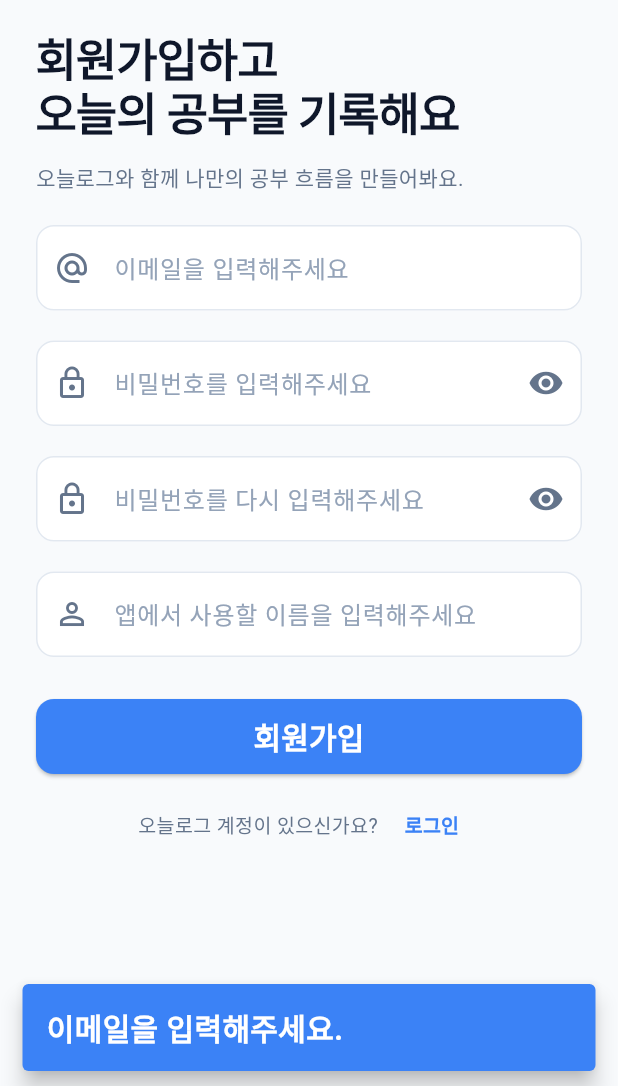
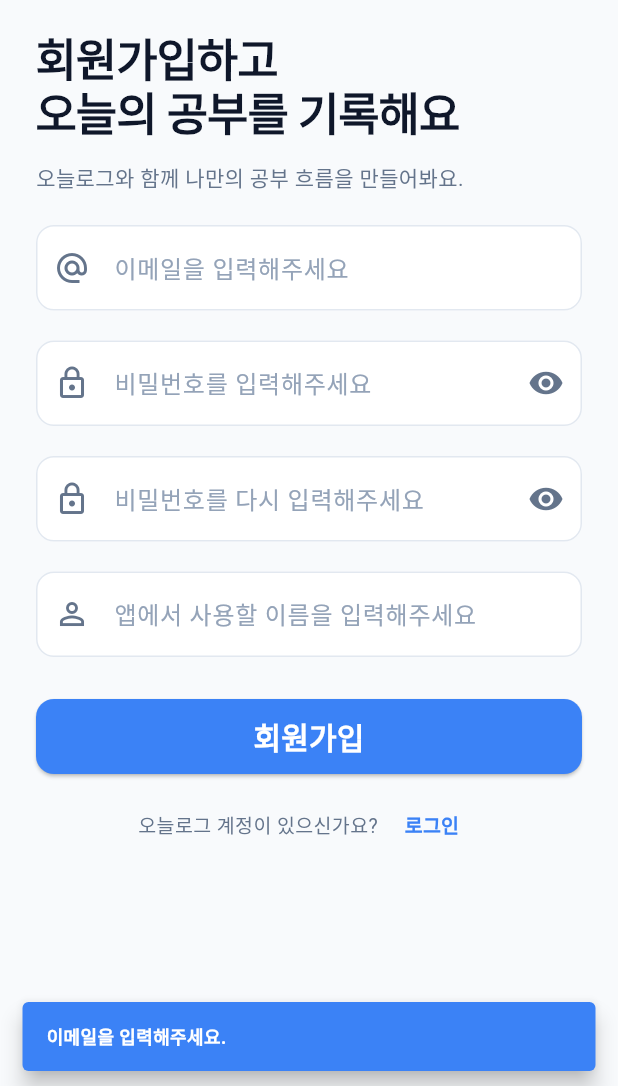
Before and after one commit to sky688372-wq/day_log, a Flutter app: the SignUpScreen screen opened directly, after a tap on "회원가입", on a phone screen of 412 x 824 dp, the part 150-1236 px from its top. Run offline on Flutter 3.47's test engine with Material 3 defaults, Android fonts, the phone set to English and light mode, and no system bars; our stand-ins replace dio, flutter_secure_storage, smooth_page_indicator; accounts and stored records are empty.

Commit message:
refactor: 공통 스낵바 및 이메일 검증 함수 회원 가입 화면에 적용

```diff
--- a/lib/screens/auth/sign_up_screen.dart
+++ b/lib/screens/auth/sign_up_screen.dart
@@ -1,5 +1,7 @@
 import 'package:day_log/core/services/api_service.dart';
 import 'package:day_log/core/theme/app_color.dart';
+import 'package:day_log/core/utils/snack_bar_helper.dart';
+import 'package:day_log/core/utils/validators.dart';
 import 'package:flutter/material.dart';
 
 class SignUpScreen extends StatefulWidget {
@@ -26,99 +28,54 @@ class _SignUpScreenState extends State<SignUpScreen> {
 
   // 회원 가입 함수
   Future<void> tryResister() async {
-    //중복 요청 방지
+    // 1. 중복 요청 방지
     if (_isLoading) return;
 
+    // 2. 입력값 읽기
     final String email = _emailCtrl.text.trim();
     final String password = _passwordCtrl.text;
     final String passwordCheck = _passwordCheckCtrl.text;
     final String name = _nameCtrl.text.trim();
 
-    // 정보를 전부 입력했는지 유효성 검사
-    // todo 스낵바 표시하는 거 전부 다 공통 함수로 최적화하기
-
-    // 이메일 입력했는지 검사
-    // todo 나중에 정규식도 추가해서 이메일 유효성 검사 확인하기 -> 공통 함수로
+    // 3. 이메일 입력 여부 및 형식 검사
     if (email.isEmpty) {
-      ScaffoldMessenger.of(context).clearSnackBars();
-      ScaffoldMessenger.of(context).showSnackBar(
-        const SnackBar(
-          backgroundColor: AppColor.primary,
-          behavior: SnackBarBehavior.floating,
-          content: Text(
-            "이메일을 입력해주세요.",
-            style: TextStyle(
-              fontSize: 20,
-              fontWeight: FontWeight.bold,
-              color: AppColor.onPrimary,
-            ),
-          ),
-        ),
-      );
+      SnackBarHelper.show(context, '이메일을 입력해주세요.');
       return;
     }
 
-    // 비밀번호 입력했는지 검사
-    if (password.isEmpty) {
-      ScaffoldMessenger.of(context).clearSnackBars();
-      ScaffoldMessenger.of(context).showSnackBar(
-        const SnackBar(
-          backgroundColor: AppColor.primary,
-          behavior: SnackBarBehavior.floating,
-          content: Text(
-            "비밀번호를 입력해주세요.",
-            style: TextStyle(
-              fontSize: 20,
-              fontWeight: FontWeight.bold,
-              color: AppColor.onPrimary,
-            ),
-          ),
-        ),
-      );
+    if (!Validators.isValidEmail(email)) {
+      SnackBarHelper.show(context, '올바른 이메일 형식을 입력해주세요.');
       return;
     }
 
-    // 비밀번호와 비밀번호 확인이 일치하는지 검사
-    if (password != passwordCheck) {
-      ScaffoldMessenger.of(context).clearSnackBars();
-      ScaffoldMessenger.of(context).showSnackBar(
-        const SnackBar(
-          backgroundColor: AppColor.primary,
-          behavior: SnackBarBehavior.floating,
-          content: Text(
-            "비밀번호와 비밀번호 확인이 일치하지 않습니다.",
-            style: TextStyle(
-              fontSize: 20,
-              fontWeight: FontWeight.bold,
-              color: AppColor.onPrimary,
-            ),
-          ),
-        ),
-      );
+    // 4. 비밀번호 입력 여부 검사
+    if (password.isEmpty) {
+      SnackBarHelper.show(context, '비밀번호를 입력해주세요.');
       return;
     }
 
-    // 앱에서 사용할 이름을 입력했는지 검사
-    if (name.isEmpty) {
-      ScaffoldMessenger.of(context).clearSnackBars();
-      ScaffoldMessenger.of(context).showSnackBar(
-        const SnackBar(
-          backgroundColor: AppColor.primary,
-          behavior: SnackBarBehavior.floating,
-          content: Text(
-            "앱에서 사용할 이름을 입력해주세요.",
-            style: TextStyle(
-              fontSize: 20,
-              fontWeight: FontWeight.bold,
-              color: AppColor.onPrimary,
-            ),
-          ),
-        ),
-      );
+    //todo 서버 정책에 맞춰 비밀번호 생성 규칙 검사 추가하기
+
+    // 5. 비밀번호 확인 입력 여부 및 일치 검사
+    if (passwordCheck.isEmpty) {
+      SnackBarHelper.show(context, '비밀번호 확인을 입력해주세요.');
       return;
     }
 
-    // 기본적인 유효성 검사를 전부 통과했다면 회원가입 요청
+    if (password != passwordCheck) {
+      SnackBarHelper.show(context, '비밀번호와 비밀번호 확인이 일치하지 않습니다.');
+      return;
+    }
+
+    // 6. 이름 입력 여부 검사
+    if (name.isEmpty) {
+      SnackBarHelper.show(context, '앱에서 사용할 이름을 입력해주세요.');
+      return;
+    }
+
+    //todo 이름 길이 등 추가 규칙은 서버 정책 확인 후 적용하기
+
+    // 7. 유효성 검사를 통과하면 회원가입 요청
     setState(() {
       _isLoading = true;
     });
@@ -133,45 +90,20 @@ class _SignUpScreenState extends State<SignUpScreen> {
       //요청 중 화면을 나갔다면 이후 화면 처리 중단
       if (!mounted) return;
 
+      // 8. 회원가입 결과 처리
       if (response) {
-        ScaffoldMessenger.of(context).clearSnackBars();
-        ScaffoldMessenger.of(context).showSnackBar(
-          const SnackBar(
-            backgroundColor: AppColor.primary,
-            behavior: SnackBarBehavior.floating,
-            content: Text(
-              "회원가입에 성공하셨습니다.",
-              style: TextStyle(
-                fontSize: 20,
-                fontWeight: FontWeight.bold,
-                color: AppColor.onPrimary,
-              ),
-            ),
-          ),
-        );
+        SnackBarHelper.show(context, '회원가입에 성공하셨습니다.');
 
         //이전 페이지인 로그인 화면으로 이동
         Navigator.pop(context);
       } else {
-        // 회원가입 실패 시
-        ScaffoldMessenger.of(context).clearSnackBars();
-        ScaffoldMessenger.of(context).showSnackBar(
-          const SnackBar(
-            backgroundColor: AppColor.primary,
-            behavior: SnackBarBehavior.floating,
-            content: Text(
-              "회원가입에 실패했습니다. 입력 정보와 서버 연결을 확인해주세요.",
-              style: TextStyle(
-                fontSize: 20,
-                fontWeight: FontWeight.bold,
-                color: AppColor.onPrimary,
-              ),
-            ),
-          ),
+        SnackBarHelper.show(
+          context,
+          '회원가입에 실패했습니다. 입력 정보와 서버 연결을 확인해주세요.',
         );
       }
     } finally {
-      //요청이 끝나면 로딩 상태 해제
+      // 9. 요청이 끝나면 로딩 상태 해제
       if (mounted) {
         setState(() {
           _isLoading = false;
@@ -258,7 +190,6 @@ class _SignUpScreenState extends State<SignUpScreen> {
                 const SizedBox(height: 20),
 
                 // 4. 이메일 입력 텍스트 필드
-                // todo 나중에 이메일 형식 검사 추가하기
                 TextField(
                   controller: _emailCtrl,
                   keyboardType: TextInputType.emailAddress,
@@ -301,7 +232,6 @@ class _SignUpScreenState extends State<SignUpScreen> {
                 const SizedBox(height: 20),
 
                 // 5. 비밀번호 입력 텍스트 필드
-                // todo 나중에 비밀번호 생성 규칙 검사 추가하기
                 TextField(
                   controller: _passwordCtrl,
                   keyboardType: TextInputType.visiblePassword,
@@ -420,7 +350,6 @@ class _SignUpScreenState extends State<SignUpScreen> {
                 const SizedBox(height: 20),
 
                 // 7. 앱에서 사용할 이름 텍스트 필드
-                // todo 나중에 이름 유효성 검사 추가하기
                 TextField(
                   controller: _nameCtrl,
                   keyboardType: TextInputType.name,
```
